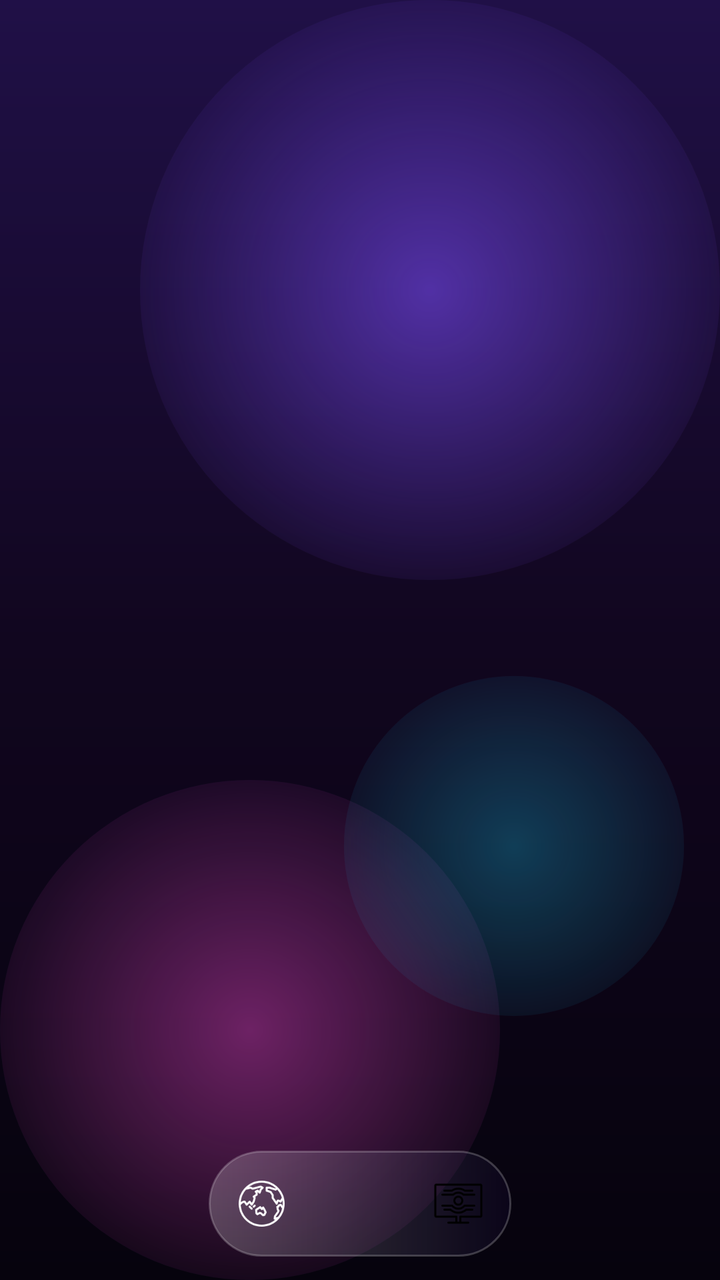
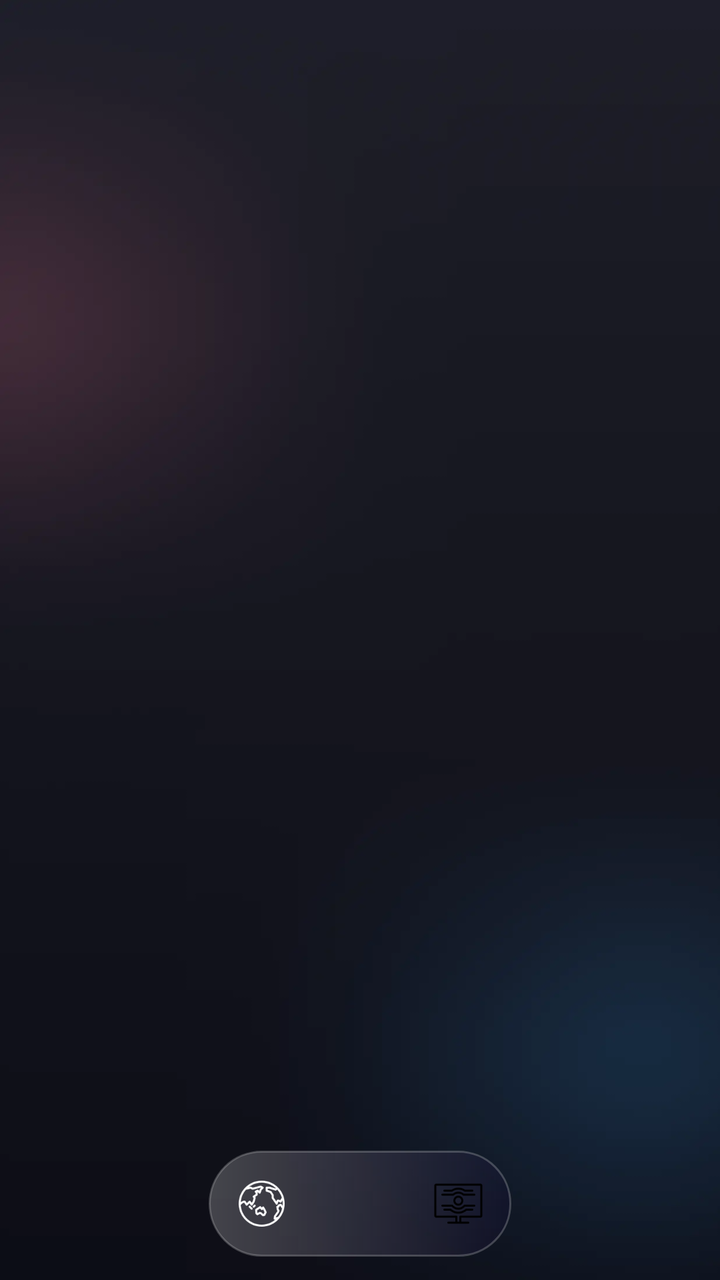

The first picture is an Android layout as it rendered before a commit; the second is the same layout after the commit. The layout source and the unified diff follow.
<!-- AndroidManifest.xml: application theme Theme.BaseProject -->
<!-- res/layout/fragment_home.xml -->
<?xml version="1.0" encoding="utf-8"?>
<androidx.constraintlayout.widget.ConstraintLayout xmlns:android="http://schemas.android.com/apk/res/android"
    xmlns:app="http://schemas.android.com/apk/res-auto"
    xmlns:tools="http://schemas.android.com/tools"
    android:layout_width="match_parent"
    android:layout_height="match_parent"
    android:background="@drawable/bg_camera_bubble_gradient">

    <androidx.viewpager2.widget.ViewPager2
        android:id="@+id/viewPager"
        android:layout_width="0dp"
        android:layout_height="0dp"
        app:layout_constraintBottom_toBottomOf="parent"
        app:layout_constraintEnd_toEndOf="parent"
        app:layout_constraintStart_toStartOf="parent"
        app:layout_constraintTop_toTopOf="parent" />

    <View
        android:id="@+id/view"
        android:layout_width="0dp"
        android:layout_height="0dp"
        android:alpha="0.9"
        app:layout_constraintStart_toStartOf="parent"
        app:layout_constraintEnd_toEndOf="parent"
        app:layout_constraintBottom_toBottomOf="parent"
        app:layout_constraintTop_toTopOf="parent"
        app:layout_constraintDimensionRatio="223:78"
        app:layout_constraintWidth_percent="0.42"
        app:layout_constraintVertical_bias="0.98"
        android:background="@drawable/bg_bottom_nav_glass" />

    <ImageView
        android:id="@+id/earthButton"
        android:layout_width="0dp"
        android:layout_height="0dp"
        app:layout_constraintStart_toStartOf="@id/view"
        app:layout_constraintTop_toTopOf="@id/view"
        app:layout_constraintBottom_toBottomOf="@id/view"
        app:layout_constraintDimensionRatio="1"
        android:layout_margin="6dp"
        android:padding="8dp"
        android:src="@drawable/ic_earth"
        app:tint="@color/white" />

    <ImageView
        android:id="@+id/opticalFlowButton"
        android:layout_width="0dp"
        android:layout_height="0dp"
        app:layout_constraintEnd_toEndOf="@id/view"
        app:layout_constraintTop_toTopOf="@id/view"
        app:layout_constraintBottom_toBottomOf="@id/view"
        app:layout_constraintDimensionRatio="1"
        android:layout_margin="6dp"
        android:padding="8dp"
        android:src="@drawable/ic_optical_flow"/>

    <FrameLayout
        android:id="@+id/loadingOverlay"
        android:layout_width="match_parent"
        android:layout_height="match_parent"
        android:background="#80000000"
        android:clickable="true"
        android:focusable="true"
        android:visibility="gone">

        <ProgressBar
            android:id="@+id/progressBar"
            style="?android:attr/progressBarStyleLarge"
            android:layout_width="wrap_content"
            android:layout_height="wrap_content"
            android:layout_gravity="center"
            android:indeterminate="true"
            android:indeterminateTint="@android:color/white" />

    </FrameLayout>

</androidx.constraintlayout.widget.ConstraintLayout>
<!-- resources referenced by this layout -->
<resources>
  <color name="white">#FFFFFFFF</color>
  <!-- drawable bg_bottom_nav_glass (drawable) -->
  <?xml version="1.0" encoding="utf-8"?>
  <shape xmlns:android="http://schemas.android.com/apk/res/android">
      <gradient
          android:angle="0"
          android:endColor="#4E160C35"
          android:startColor="#40FFFFFF" />
      <corners android:radius="34dp" />
      <stroke
          android:width="1dp"
          android:color="#3DFFFFFF" />
  </shape>
  <!-- drawable bg_camera_bubble_gradient (drawable) -->
  <?xml version="1.0" encoding="utf-8"?>
  <layer-list xmlns:android="http://schemas.android.com/apk/res/android">
      <item>
          <shape android:shape="rectangle">
              <gradient
                  android:angle="270"
                  android:centerColor="#11061F"
                  android:endColor="#06030D"
                  android:startColor="#201047" />
          </shape>
      </item>
      <item
          android:width="290dp"
          android:height="290dp"
          android:gravity="top|right">
          <shape android:shape="oval">
              <gradient
                  android:endColor="#006F43FF"
                  android:gradientRadius="165dp"
                  android:startColor="#8C7E4DFF"
                  android:type="radial" />
          </shape>
      </item>
      <item
          android:width="250dp"
          android:height="250dp"
          android:gravity="bottom|left">
          <shape android:shape="oval">
              <gradient
                  android:endColor="#00FF4DDA"
                  android:gradientRadius="150dp"
                  android:startColor="#66FF4DDA"
                  android:type="radial" />
          </shape>
      </item>
      <item
          android:width="170dp"
          android:height="170dp"
          android:bottom="132dp"
          android:gravity="bottom|right"
          android:right="18dp">
          <shape android:shape="oval">
              <gradient
                  android:endColor="#0017D8FF"
                  android:gradientRadius="110dp"
                  android:startColor="#4417D8FF"
                  android:type="radial" />
          </shape>
      </item>
  </layer-list>
  <!-- drawable ic_earth: webp bitmap (drawable, 2340 bytes) -->
  <!-- drawable ic_optical_flow: webp bitmap (drawable, 950 bytes) -->
  <style name="Theme.BaseProject" parent="Base.Theme.BaseProject" />
  <style name="Base.Theme.BaseProject" parent="Theme.MaterialComponents.Light.NoActionBar">
          
          <item name="colorPrimary">@color/purple_500</item>
          <item name="colorPrimaryVariant">@color/purple_700</item>
          <item name="colorOnPrimary">@color/white</item>
          
          <item name="colorSecondary">@color/teal_200</item>
          <item name="colorSecondaryVariant">@color/teal_700</item>
          <item name="colorOnSecondary">@color/black</item>
          
          <item name="android:statusBarColor">?attr/colorPrimaryVariant</item>
          
          
          <item name="android:colorControlHighlight">@color/ripple_color_main</item>
      </style>
  <color name="purple_500">#FF6200EE</color>
  <color name="purple_700">#FF3700B3</color>
  <color name="teal_200">#FF03DAC5</color>
  <color name="teal_700">#FF018786</color>
  <color name="black">#FF000000</color>
  <color name="ripple_color_main">#2DE14EFE</color>
</resources>

<!-- the commit's change to res/layout/fragment_home.xml (unified diff, before → after) -->
@@ -4,7 +4,7 @@
     xmlns:tools="http://schemas.android.com/tools"
     android:layout_width="match_parent"
     android:layout_height="match_parent"
-    android:background="@drawable/bg_camera_bubble_gradient">
+    android:background="@drawable/bg_main">
 
     <androidx.viewpager2.widget.ViewPager2
         android:id="@+id/viewPager"
<!-- resource entries referenced after the edit -->
@@ -13,57 +13,7 @@
           android:width="1dp"
           android:color="#3DFFFFFF" />
   </shape>
-  <!-- drawable bg_camera_bubble_gradient (drawable) -->
-  <?xml version="1.0" encoding="utf-8"?>
-  <layer-list xmlns:android="http://schemas.android.com/apk/res/android">
-      <item>
-          <shape android:shape="rectangle">
-              <gradient
-                  android:angle="270"
-                  android:centerColor="#11061F"
-                  android:endColor="#06030D"
-                  android:startColor="#201047" />
-          </shape>
-      </item>
-      <item
-          android:width="290dp"
-          android:height="290dp"
-          android:gravity="top|right">
-          <shape android:shape="oval">
-              <gradient
-                  android:endColor="#006F43FF"
-                  android:gradientRadius="165dp"
-                  android:startColor="#8C7E4DFF"
-                  android:type="radial" />
-          </shape>
-      </item>
-      <item
-          android:width="250dp"
-          android:height="250dp"
-          android:gravity="bottom|left">
-          <shape android:shape="oval">
-              <gradient
-                  android:endColor="#00FF4DDA"
-                  android:gradientRadius="150dp"
-                  android:startColor="#66FF4DDA"
-                  android:type="radial" />
-          </shape>
-      </item>
-      <item
-          android:width="170dp"
-          android:height="170dp"
-          android:bottom="132dp"
-          android:gravity="bottom|right"
-          android:right="18dp">
-          <shape android:shape="oval">
-              <gradient
-                  android:endColor="#0017D8FF"
-                  android:gradientRadius="110dp"
-                  android:startColor="#4417D8FF"
-                  android:type="radial" />
-          </shape>
-      </item>
-  </layer-list>
+  <!-- drawable bg_main: webp bitmap (drawable, 88712 bytes) -->
   <!-- drawable ic_earth: webp bitmap (drawable, 2340 bytes) -->
   <!-- drawable ic_optical_flow: webp bitmap (drawable, 950 bytes) -->
   <style name="Theme.BaseProject" parent="Base.Theme.BaseProject" />
